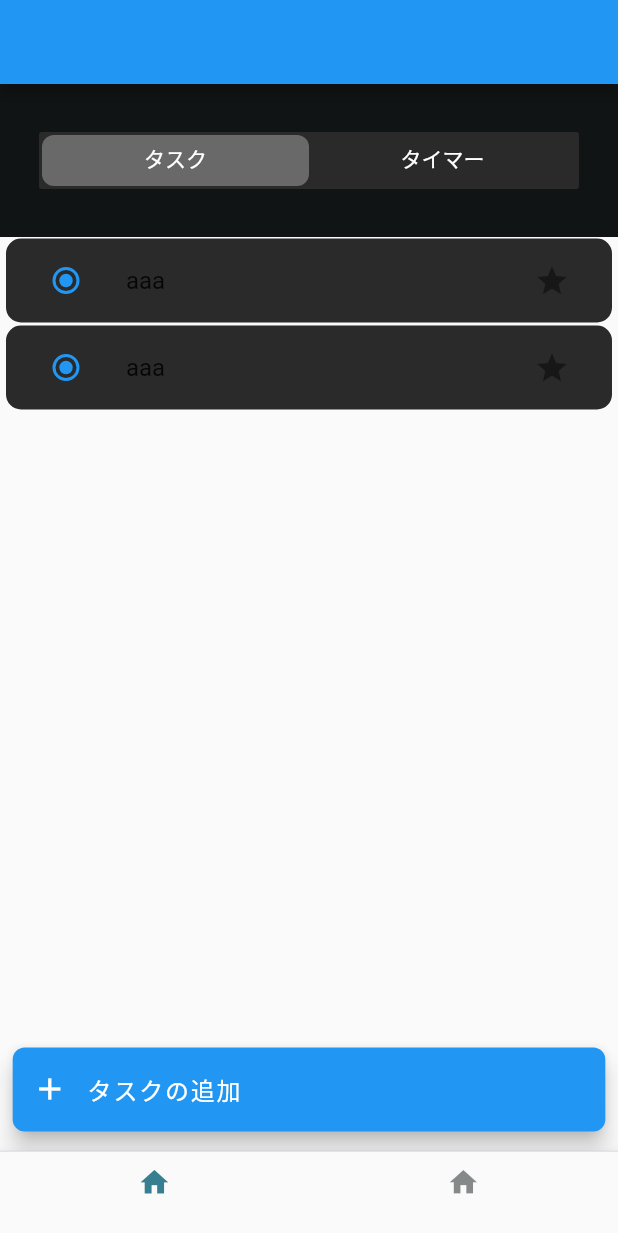
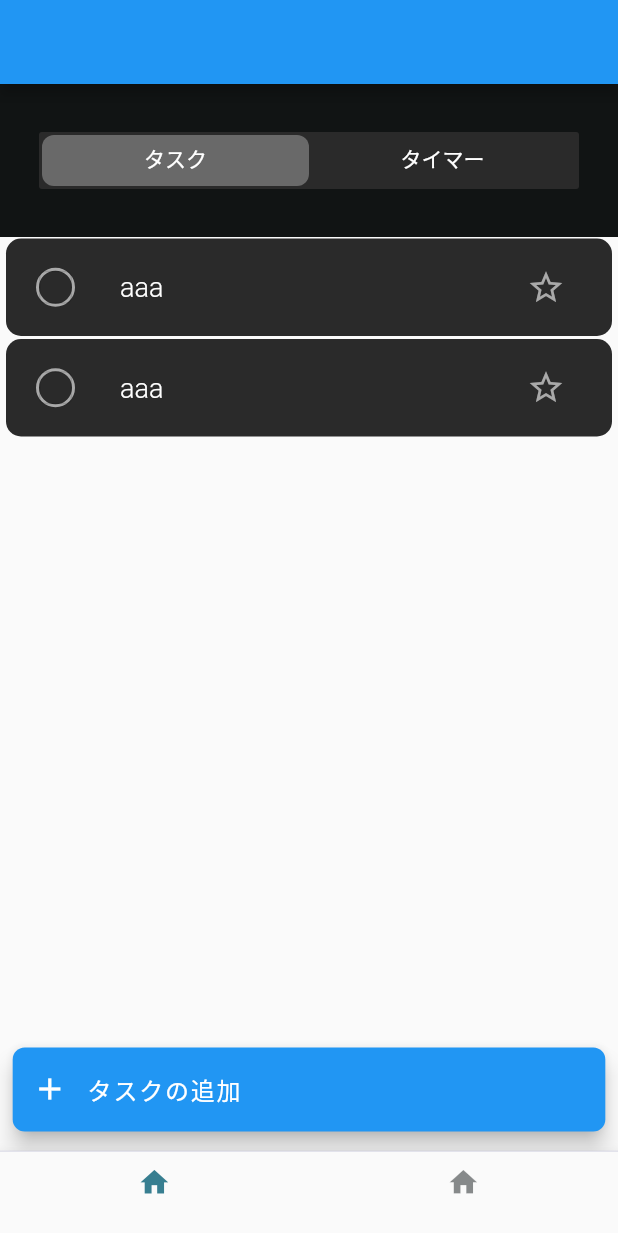
Before and after one commit to Issei-Hiramatsu/sakura-simulation, a Flutter app: the screen it shows after launch, on a phone screen of 412 x 824 dp. Shown: the top 1233 px of the screen. Run offline on Flutter 3.47's test engine with Material 2 defaults, Android fonts, the phone set to English and light mode, and no system bars; our stand-ins replace flutter_hooks, flutter_screenutil, hooks_riverpod.

Commit message:
update: todo_card

```diff
--- a/mobile/lib/component/local/todo_and_timer_app/todo/todo_card/todo_card.dart
+++ b/mobile/lib/component/local/todo_and_timer_app/todo/todo_card/todo_card.dart
@@ -1,27 +1,50 @@
 import 'package:flutter/material.dart';
+import 'package:sakura_simulation/component/shared/token/text_style/text_style.dart';
 
+import '../../../../shared/single/custom_radio_button/custom_radio_button.dart';
 import '../../../../shared/token/color/color.dart';
 
 class TodoCard extends StatelessWidget {
-  const TodoCard({super.key, required this.text});
+  const TodoCard({super.key, required this.text, required this.isSelected});
 
   final String text;
+  final bool isSelected;
 
   @override
   Widget build(BuildContext context) {
     return Container(
+      height: 65,
       decoration: BoxDecoration(
         color: backgroundLightBlack,
         borderRadius: BorderRadius.circular(10),
       ),
-      child: ListTile(
-        leading: Radio(
-          groupValue: '',
-          value: '',
-          onChanged: (value) {},
+      child: Center(
+        child: ListTile(
+          contentPadding: const EdgeInsets.symmetric(horizontal: 20),
+          leading: CustomRadioButton(
+            size: 26,
+            isSelected: false,
+            borderColor: gray,
+            selectedFillColor: gray,
+            onPressed: () {},
+            icon: const Icon(Icons.check),
+          ),
+          //TODO: お気に入りボタン
+          trailing: IconButton(
+            onPressed: () {},
+            icon: Icon(
+              Icons.star_outline,
+              color: gray,
+              size: 26,
+            ),
+          ),
+          title: Text(
+            text,
+            style: isSelected
+                ? title3Regular(white)
+                : title3RegularLineThrough(gray),
+          ),
         ),
-        trailing: IconButton(onPressed: () {}, icon: const Icon(Icons.star)),
-        title: Text(text),
       ),
     );
   }
--- a/mobile/lib/page/todo_and_timer_page/elements/todo_app/todo_app_page.dart
+++ b/mobile/lib/page/todo_and_timer_page/elements/todo_app/todo_app_page.dart
@@ -16,7 +16,10 @@ class TodoAppPage extends StatelessWidget {
             itemBuilder: (BuildContext context, int index) {
               return const Padding(
                 padding: EdgeInsets.symmetric(vertical: 1, horizontal: 4),
-                child: TodoCard(text: 'aaa'),
+                child: TodoCard(
+                  text: 'aaa',
+                  isSelected: true,
+                ),
               );
             },
           ),
```
